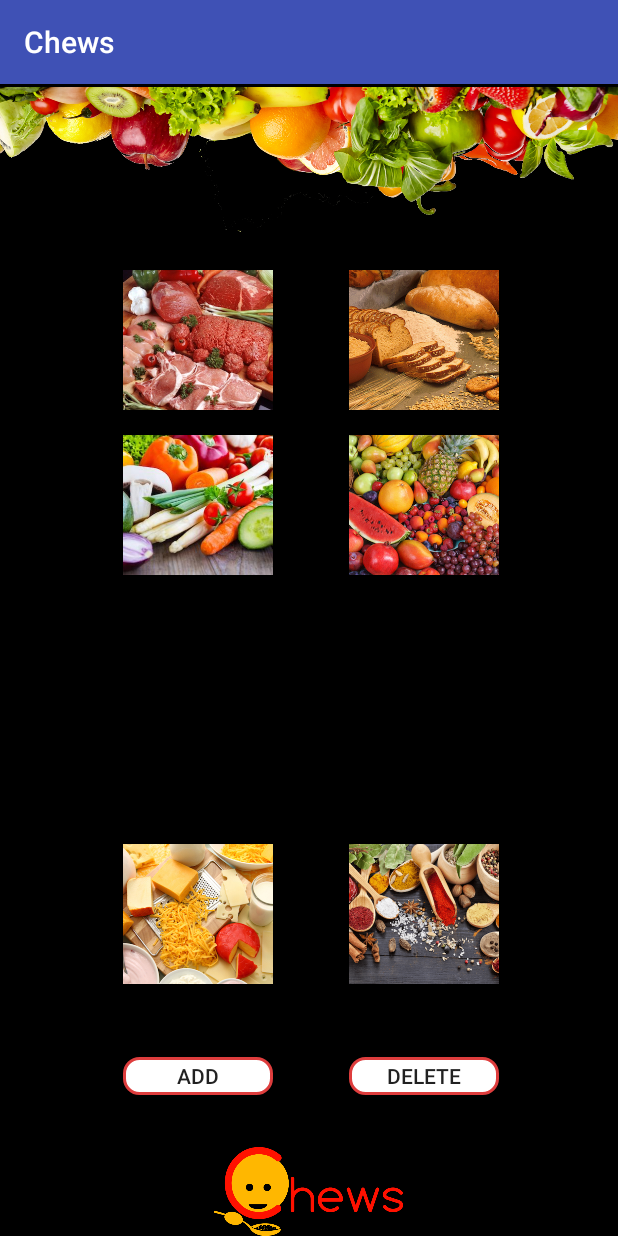
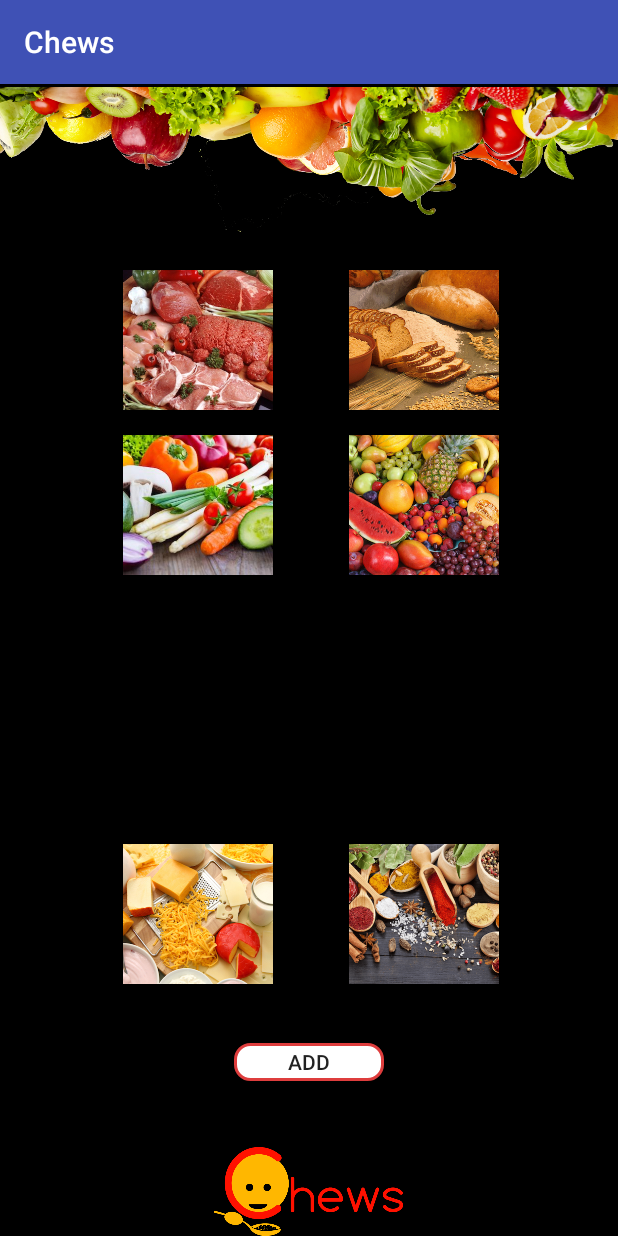
Before and after one commit to biancakris/CST438_Project_Personal_Recipe_Finder, an Android app: the FridgeDashboardActivity screen opened directly, with no data from a screen before it, on a phone screen of 412 x 824 dp. Run offline under Robolectric (Android 15) with nearby library versions, the phone set to English and light mode, and no system bars; 2 statements that could not run were skipped.

Commit message:
removed delete button

```diff
--- a/app/src/main/res/layout/activity_fridge_dashboard.xml
+++ b/app/src/main/res/layout/activity_fridge_dashboard.xml
@@ -101,20 +101,11 @@
         android:id="@+id/addButton"
         android:layout_width="100dp"
         android:layout_height="25dp"
-        android:layout_alignEnd="@+id/meatButton"
         android:layout_alignParentBottom="true"
-        android:layout_marginBottom="94dp"
+        android:layout_centerHorizontal="true"
+        android:layout_marginBottom="103dp"
         android:background="@drawable/login_button"
         android:text="Add" />
 
-    <Button
-        android:id="@+id/deleteButton"
-        android:layout_width="100dp"
-        android:layout_height="25dp"
-        android:layout_alignEnd="@+id/grainsButton"
-        android:layout_alignTop="@+id/addButton"
-        android:background="@drawable/login_button"
-        android:text="Delete" />
-
 
 </RelativeLayout>
```
